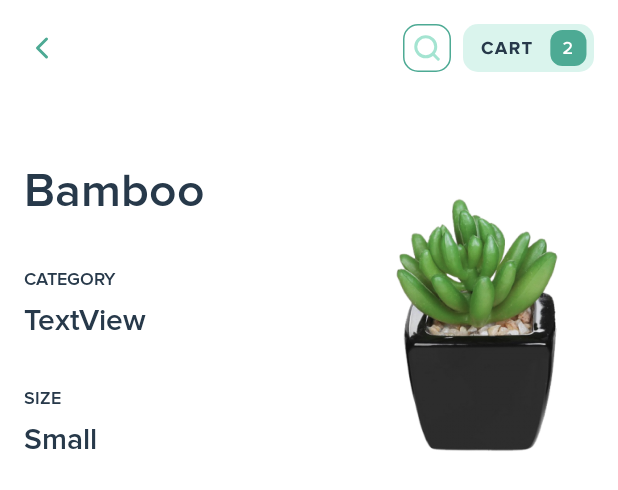
After one commit to AndreiMihaiSurueanu/nursery-store-android-app, an Android app: the layout activity_plant_details.xml on its own in the app's theme, with its tools: preview values and no code run, on a phone screen of 412 x 824 dp. The commit adds this screen. Shown: the top 490 px of the screen. Run offline under Robolectric (Android 15) with nearby library versions, the phone set to English and light mode, and no system bars.

Commit message:
Added Plant Details Activity
* Added link from Main activity to Plant Details activity from Indoor Plants recycler view
* Added top header section in Plant Details activity
* Added first half section in Plant Details activity

```diff
--- /dev/null
+++ b/app/src/main/java/com/example/nurserystoreandroidapp/PlantDetails.java
@@ -0,0 +1,15 @@
+package com.example.nurserystoreandroidapp;
+
+import android.os.Bundle;
+
+import androidx.appcompat.app.AppCompatActivity;
+
+
+public class PlantDetails extends AppCompatActivity {
+
+    @Override
+    protected void onCreate(Bundle savedInstanceState) {
+        super.onCreate(savedInstanceState);
+        setContentView(R.layout.activity_plant_details);
+    }
+}
--- a/app/src/main/java/com/example/nurserystoreandroidapp/adapter/IndoorPlantsAdapter.java
+++ b/app/src/main/java/com/example/nurserystoreandroidapp/adapter/IndoorPlantsAdapter.java
@@ -1,6 +1,8 @@
 package com.example.nurserystoreandroidapp.adapter;
 
+import android.app.Activity;
 import android.content.Context;
+import android.content.Intent;
 import android.view.LayoutInflater;
 import android.view.View;
 import android.view.ViewGroup;
@@ -11,6 +13,7 @@ import androidx.annotation.NonNull;
 import androidx.recyclerview.widget.RecyclerView;
 
 import com.bumptech.glide.Glide;
+import com.example.nurserystoreandroidapp.PlantDetails;
 import com.example.nurserystoreandroidapp.R;
 import com.example.nurserystoreandroidapp.model.Recommended;
 
@@ -41,6 +44,15 @@ public class IndoorPlantsAdapter extends RecyclerView.Adapter<IndoorPlantsAdapte
         holder.plantPrice.setText(String.format("$ %s", recommendedList.get(position).getPrice()));
 
         Glide.with(context).load(recommendedList.get(position).getImageUrl()).into(holder.plantImage);
+
+        holder.itemView.setOnClickListener(new View.OnClickListener() {
+            @Override
+            public void onClick(View view) {
+
+                Intent i = new Intent(context, PlantDetails.class);
+                context.startActivity(i);
+            }
+        });
     }
 
     @Override
--- /dev/null
+++ b/app/src/main/res/drawable/ic_back_button.xml
@@ -0,0 +1,13 @@
+<vector xmlns:android="http://schemas.android.com/apk/res/android"
+    android:width="24dp"
+    android:height="24dp"
+    android:viewportWidth="24"
+    android:viewportHeight="24">
+  <path
+      android:pathData="M15,18L9,12L15,6"
+      android:strokeLineJoin="round"
+      android:strokeWidth="2"
+      android:fillColor="#00000000"
+      android:strokeColor="#4DAA94"
+      android:strokeLineCap="round"/>
+</vector>
--- /dev/null
+++ b/app/src/main/res/layout/activity_plant_details.xml
@@ -0,0 +1,113 @@
+<?xml version="1.0" encoding="utf-8"?>
+<androidx.constraintlayout.widget.ConstraintLayout xmlns:android="http://schemas.android.com/apk/res/android"
+    xmlns:app="http://schemas.android.com/apk/res-auto"
+    xmlns:tools="http://schemas.android.com/tools"
+    android:layout_width="match_parent"
+    android:layout_height="match_parent"
+    tools:context=".PlantDetails">
+
+    <ImageView
+        android:id="@+id/imageView7"
+        android:layout_width="wrap_content"
+        android:layout_height="wrap_content"
+        android:layout_marginStart="16dp"
+        app:layout_constraintBottom_toBottomOf="@+id/imageView9"
+        app:layout_constraintStart_toStartOf="parent"
+        app:layout_constraintTop_toTopOf="@+id/imageView9"
+        app:srcCompat="@drawable/ic_back_button"
+        android:contentDescription="@string/todo" />
+
+    <ImageView
+        android:id="@+id/imageView8"
+        android:layout_width="wrap_content"
+        android:layout_height="wrap_content"
+        android:layout_marginEnd="8dp"
+        app:layout_constraintBottom_toBottomOf="@+id/imageView9"
+        app:layout_constraintEnd_toStartOf="@+id/imageView9"
+        app:layout_constraintTop_toTopOf="@+id/imageView9"
+        app:srcCompat="@drawable/ic_search"
+        android:contentDescription="@string/todo" />
+
+    <ImageView
+        android:id="@+id/imageView9"
+        android:layout_width="wrap_content"
+        android:layout_height="wrap_content"
+        android:layout_marginTop="16dp"
+        android:layout_marginEnd="16dp"
+        app:layout_constraintEnd_toEndOf="parent"
+        app:layout_constraintTop_toTopOf="parent"
+        app:srcCompat="@drawable/ic_cart"
+        android:contentDescription="@string/todo" />
+
+    <TextView
+        android:id="@+id/plant_name"
+        android:layout_width="wrap_content"
+        android:layout_height="wrap_content"
+        android:layout_marginStart="16dp"
+        android:layout_marginTop="64dp"
+        android:fontFamily="@font/proximanovasemibold"
+        tools:text="Bamboo"
+        android:textColor="#27394A"
+        android:textSize="32sp"
+        app:layout_constraintStart_toStartOf="parent"
+        app:layout_constraintTop_toBottomOf="@+id/imageView7" />
+
+    <ImageView
+        android:id="@+id/plant_image2"
+        android:layout_width="154dp"
+        android:layout_height="194dp"
+        android:layout_marginEnd="16dp"
+        app:layout_constraintBottom_toBottomOf="@+id/plant_size"
+        app:layout_constraintEnd_toEndOf="parent"
+        app:layout_constraintTop_toTopOf="@+id/plant_name"
+        app:srcCompat="@drawable/plant3"
+        android:contentDescription="@string/todo" />
+
+    <TextView
+        android:id="@+id/textView6"
+        android:layout_width="wrap_content"
+        android:layout_height="wrap_content"
+        android:layout_marginTop="32dp"
+        android:fontFamily="@font/proximanovasemibold"
+        android:text="@string/category"
+        android:textColor="#27394A"
+        android:textSize="12sp"
+        app:layout_constraintStart_toStartOf="@+id/plant_name"
+        app:layout_constraintTop_toBottomOf="@+id/plant_name" />
+
+    <TextView
+        android:id="@+id/plant_category"
+        android:layout_width="wrap_content"
+        android:layout_height="wrap_content"
+        android:layout_marginTop="8dp"
+        android:fontFamily="@font/proximanovasemibold"
+        android:text="@string/textview"
+        android:textColor="#27394A"
+        android:textSize="20sp"
+        app:layout_constraintStart_toStartOf="@+id/textView6"
+        app:layout_constraintTop_toBottomOf="@+id/textView6" />
+
+    <TextView
+        android:id="@+id/plant_siz"
+        android:layout_width="wrap_content"
+        android:layout_height="wrap_content"
+        android:layout_marginTop="32dp"
+        android:fontFamily="@font/proximanovasemibold"
+        android:text="@string/size"
+        android:textColor="#27394A"
+        android:textSize="12sp"
+        app:layout_constraintStart_toStartOf="@+id/plant_category"
+        app:layout_constraintTop_toBottomOf="@+id/plant_category" />
+
+    <TextView
+        android:id="@+id/plant_size"
+        android:layout_width="wrap_content"
+        android:layout_height="wrap_content"
+        android:layout_marginTop="8dp"
+        android:fontFamily="@font/proximanovasemibold"
+        android:text="@string/small"
+        android:textColor="#27394A"
+        android:textSize="20sp"
+        app:layout_constraintStart_toStartOf="@+id/plant_siz"
+        app:layout_constraintTop_toBottomOf="@+id/plant_siz" />
+</androidx.constraintlayout.widget.ConstraintLayout>
--- a/app/src/main/res/values/strings.xml
+++ b/app/src/main/res/values/strings.xml
@@ -4,4 +4,8 @@
     <string name="indoor_plants">Indoor Plants</string>
     <string name="view_all">View All</string>
     <string name="pots_and_planters">Pots and Planters</string>
+    <string name="category">CATEGORY</string>
+    <string name="textview">TextView</string>
+    <string name="size">SIZE</string>
+    <string name="small">Small</string>
 </resources>
```
